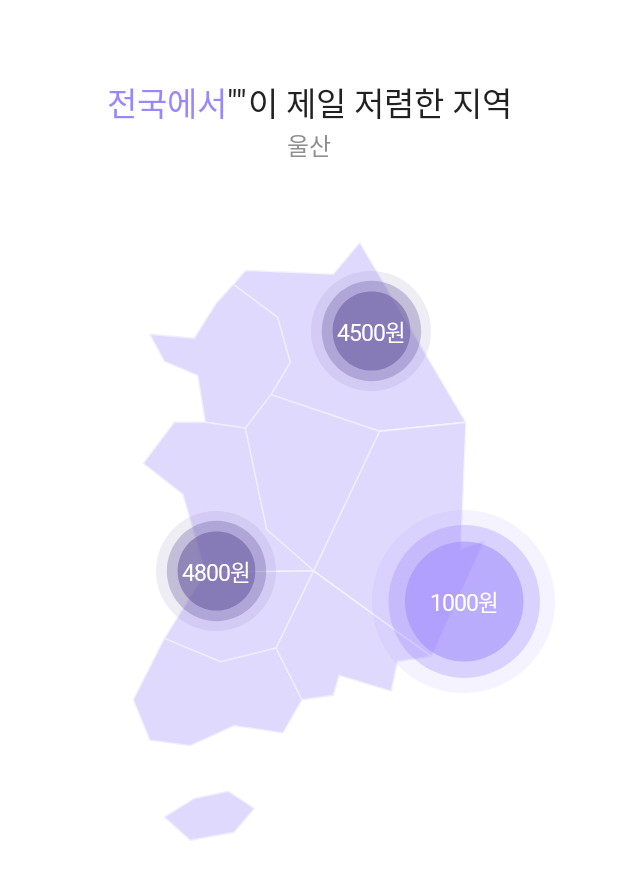
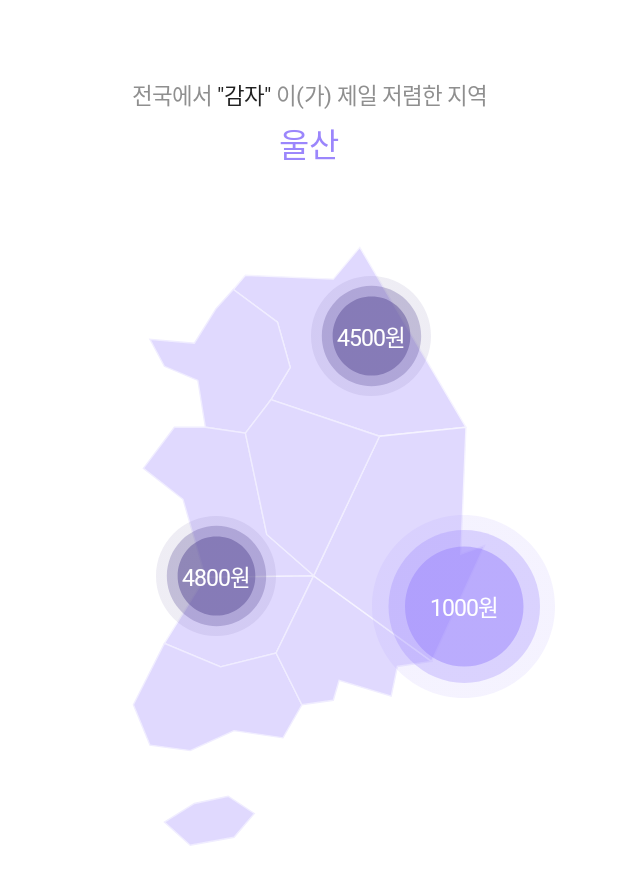
Before and after one commit to dnd-side-project/dnd-13th-2-android, an Android app built with Jetpack Compose: the @Preview function PriceMapScreenLoadingPreview, on a phone screen of 412 x 824 dp. Shown: the top 885 px of the screen. Run offline under Robolectric (Android 15) with nearby library versions, the phone set to English and light mode, and no system bars; Roboto replaces fonts that are not available here.

Commit message:
Design: 디테일 Sync 작업

```diff
--- a/feature/price_rank/src/main/java/com/side/dnd/feature/price_rank/component/nationwide/PriceMapScreen.kt
+++ b/feature/price_rank/src/main/java/com/side/dnd/feature/price_rank/component/nationwide/PriceMapScreen.kt
@@ -34,7 +34,6 @@ fun PriceMapScreen(
     productRanking: ProductRanking,
     modifier: Modifier = Modifier
 ) {
-
     Column(
         horizontalAlignment = Alignment.CenterHorizontally,
         modifier = modifier
@@ -49,6 +48,8 @@ fun PriceMapScreen(
                 style = EodigoTheme.typography.body2Medium,
                 color = EodigoColor.Gray500,
             )
+            Spacer(modifier = Modifier.size(5.dp))
+
             Row(
                 horizontalArrangement = Arrangement.Center,
                 verticalAlignment = Alignment.CenterVertically
@@ -71,24 +72,25 @@ fun PriceMapScreen(
             ) {
                 Text(
                     text = stringResource(id = R.string.price_map_title_first),
-                    style = EodigoTheme.typography.title1Medium,
-                    color = EodigoColor.Normal
+                    style = EodigoTheme.typography.body3Medium,
+                    color = EodigoColor.Gray500
                 )
                 Text(
-                    text = "\"${productRanking.productName}\"",
-                    style = EodigoTheme.typography.title1Medium,
+                    text = " \"${productRanking.productName}\" ",
+                    style = EodigoTheme.typography.body3Medium,
                     color = EodigoColor.Gray900
                 )
                 Text(
                     text = stringResource(id = R.string.price_map_title_second),
-                    style = EodigoTheme.typography.title1Medium,
-                    color = EodigoColor.Gray900
+                    style = EodigoTheme.typography.body3Medium,
+                    color = EodigoColor.Gray500
                 )
             }
+            Spacer(modifier = Modifier.height(5.dp))
             Text(
                 text = productRanking.ranking.first().regionName,
-                style = EodigoTheme.typography.body2Medium,
-                color = EodigoColor.Gray500,
+                style = EodigoTheme.typography.title1Medium,
+                color = EodigoColor.Normal,
             )
         }
         Spacer(modifier = Modifier.height(52.dp))
--- a/feature/price_rank/src/main/java/com/side/dnd/feature/price_rank/model/Ranking.kt
+++ b/feature/price_rank/src/main/java/com/side/dnd/feature/price_rank/model/Ranking.kt
@@ -16,7 +16,7 @@ data class RegionRanking(
 object MockProductRanking {
     val sampleProductRanking = ProductRanking(
         productId = 1,
-        productName = "",
+        productName = "감자",
         surveyDate = "",
         ranking = listOf(
             RegionRanking(1, "울산", 1000),
--- a/feature/price_rank/src/main/res/values/strings.xml
+++ b/feature/price_rank/src/main/res/values/strings.xml
@@ -1,7 +1,7 @@
 <?xml version="1.0" encoding="utf-8"?>
 <resources>
     <string name="price_map_title_first">전국에서 </string>
-    <string name="price_map_title_second">이 제일 저렴한 지역</string>
+    <string name="price_map_title_second">이(가) 제일 저렴한 지역</string>
 
 
     <string name="price_map_empty_title">혹시 우리 동네가 1등일지도?</string>
@@ -9,5 +9,5 @@
     <string name="price_map_empty_content_second">를 알아보세요!</string>
 
     <string name="price_chart_title">의 가격은 지난 10년간...</string>
-    <string name="price_chart_content_first">증가했어요</string>
+    <string name="price_chart_content_first">증가했어요  🥶</string>
 </resources>
```
Also changed, not shown: feature/price_rank/src/main/java/com/side/dnd/feature/price_rank/component/nationwide/PriceChartScreen.kt (+7 -5 lines), feature/price_rank/src/main/java/com/side/dnd/feature/price_rank/component/region/RegionRankScreen.kt (+8 -6 lines).
